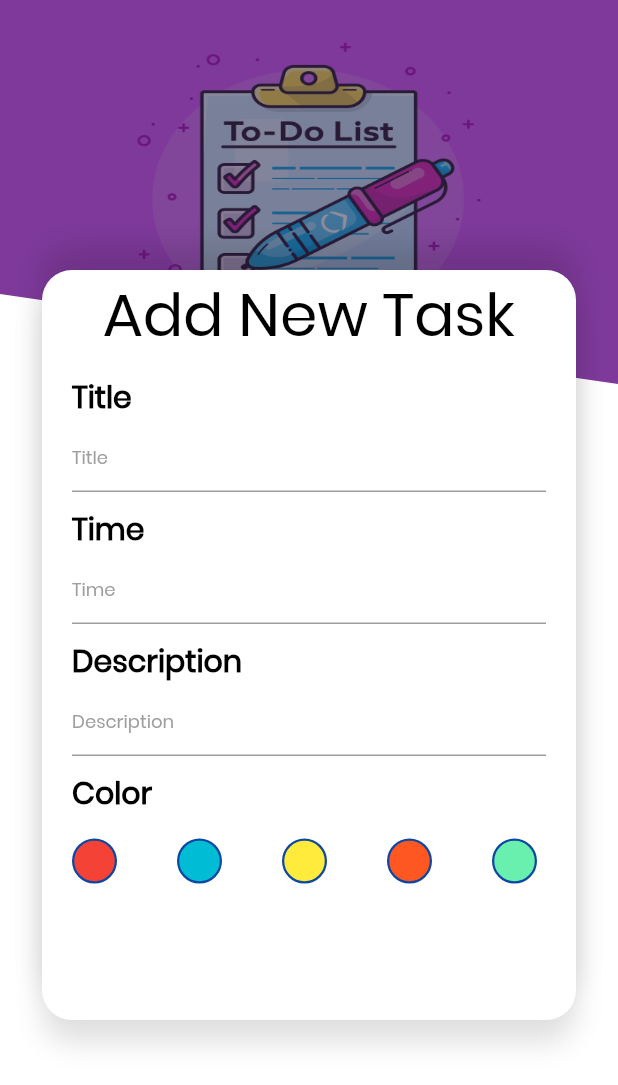
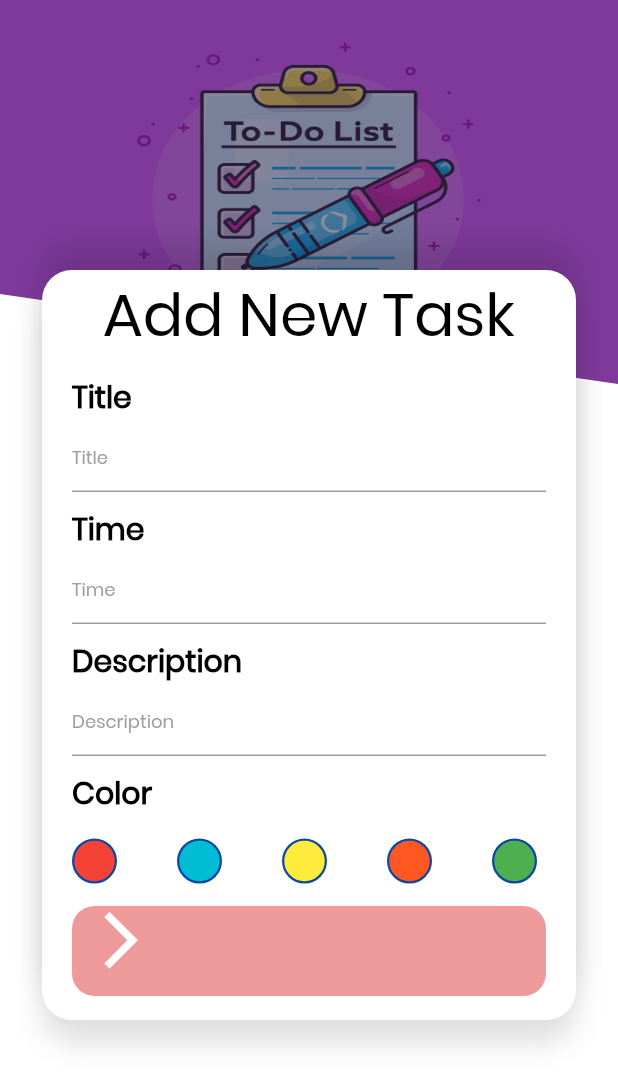
Before and after one commit to ritik-rathi/housewife, a Flutter app: the screen it shows after launch, on a phone screen of 412 x 824 dp. Shown: the top 1085 px of the screen. Run offline on Flutter 3.47's test engine with Material 2 defaults, Android fonts, the light colour scheme and no system bars; our stand-ins replace cloud_firestore, firebase_auth, flutter_calendar_carousel, gradient_widgets; missing offline and left inert: gradient_text; accounts and stored records are empty.

Commit message:
Button ready but not animating

```diff
--- a/lib/todo_list/fab.dart
+++ b/lib/todo_list/fab.dart
@@ -1,7 +1,6 @@
 import 'package:flutter/material.dart';
 import 'dart:math' as math;
-
-import 'package:fun_app/todo_list/newtask.dart';
+// import 'package:fun_app/todo_list/newtask.dart';
 
 class Fab extends StatefulWidget {
   final VoidCallback onClick;
--- a/lib/todo_list/newtask.dart
+++ b/lib/todo_list/newtask.dart
@@ -6,16 +6,40 @@ class NewTask extends StatefulWidget {
   _NewTaskState createState() => _NewTaskState();
 }
 
-class _NewTaskState extends State<NewTask> {
+class _NewTaskState extends State<NewTask> with SingleTickerProviderStateMixin {
   double _imageHeight = 256.0;
+  double move = 10.0;
+
   bool isRedSelected = false;
   bool isGreenSelected = false;
   bool isCyanSelected = false;
   bool isOrangeSelected = false;
   bool isYellowSelected = false;
 
+  AnimationController _controller;
+  Animation<double> animation;
+  Animation<Color> colorAnim;
+
+  @override
+  void initState() {
+    _controller =
+        new AnimationController(vsync: this, duration: Duration(milliseconds: 900));
+    animation = new Tween(begin: 10.0, end: 280.0).animate(_controller);
+    colorAnim = new Tween(begin: Colors.red[200], end: Colors.green[200])
+        .animate(_controller);
+    _controller.forward();
+    super.initState();
+  }
+
+  @override
+  void dispose() {
+    _controller.dispose();
+    super.dispose();
+  }
+
   @override
   Widget build(BuildContext context) {
+    // _controller.forward();
     return Scaffold(
       resizeToAvoidBottomPadding: false,
       backgroundColor: Colors.white,
@@ -77,29 +101,14 @@ class _NewTaskState extends State<NewTask> {
                   ),
                   Row(
                     children: <Widget>[
-                      _buildColorOptions(Colors.red , isRedSelected),
-                      _buildColorOptions(Colors.cyan , isCyanSelected),
-                      _buildColorOptions(Colors.yellow , isYellowSelected),
-                      _buildColorOptions(Colors.deepOrange , isOrangeSelected),
-                      _buildColorOptions(Colors.greenAccent , isGreenSelected)
+                      _buildColorOptions(Colors.red, isRedSelected),
+                      _buildColorOptions(Colors.cyan, isCyanSelected),
+                      _buildColorOptions(Colors.yellow, isYellowSelected),
+                      _buildColorOptions(Colors.deepOrange, isOrangeSelected),
+                      _buildColorOptions(Colors.green, isGreenSelected)
                     ],
-                  )
-                  // Container(
-                  //   height: 50.0,
-                  //   width: double.infinity,
-                  //   decoration: BoxDecoration(
-                  //     border: Border.all(width: 1.0 , color: Colors.deepPurple),
-                  //     borderRadius: BorderRadius.circular(25.0)
-                  //   ),
-                  //   child: Padding(
-                  //     padding: const EdgeInsets.all(20.0),
-                  //     child: TextField(
-                  //       decoration: InputDecoration.collapsed(
-                  //         hintText: 'Title'
-                  //       ),
-                  //     ),
-                  //   ),
-                  // )
+                  ),
+                  _buildSubmitButton()
                 ],
               ),
               decoration: BoxDecoration(
@@ -156,6 +165,7 @@ class _NewTaskState extends State<NewTask> {
   }
 
   Widget _buildColorOptions(Color color, bool isSelected) {
+    isSelected = false;
     return Padding(
       padding: const EdgeInsets.only(top: 15.0, left: 20.0, right: 20.0),
       child: InkWell(
@@ -186,6 +196,41 @@ class _NewTaskState extends State<NewTask> {
       ),
     );
   }
+
+  Widget _buildSubmitButton() {
+    return Padding(
+      padding: const EdgeInsets.only(left: 20.0, right: 20.0, top: 15.0),
+      child: Container(
+        width: double.infinity,
+        height: 60.0,
+        child: Stack(
+          children: <Widget>[
+            GestureDetector(
+                onTap: () {
+                  // _controller.forward();
+                  setState(() {
+                    _controller.forward();
+                    move = _controller.value.abs();
+                  });
+                },
+                child: Transform(
+                  transform: Matrix4.translationValues(move, 0.0, 0.0),
+                  child: Icon(Icons.arrow_forward_ios,
+                      color: Colors.white, size: 45.0),
+                ))
+          ],
+        ),
+        decoration: BoxDecoration(
+            color: colorAnim.value, borderRadius: BorderRadius.circular(15.0)),
+      ),
+    );
+  }
+
+  // _onDrag(DragUpdateDetails details) {
+  //   setState(() {
+  //     move = move + details.delta.dx;
+  //   });
+  // }
 }
 
 class ImageClipper extends CustomClipper<Path> {
```
